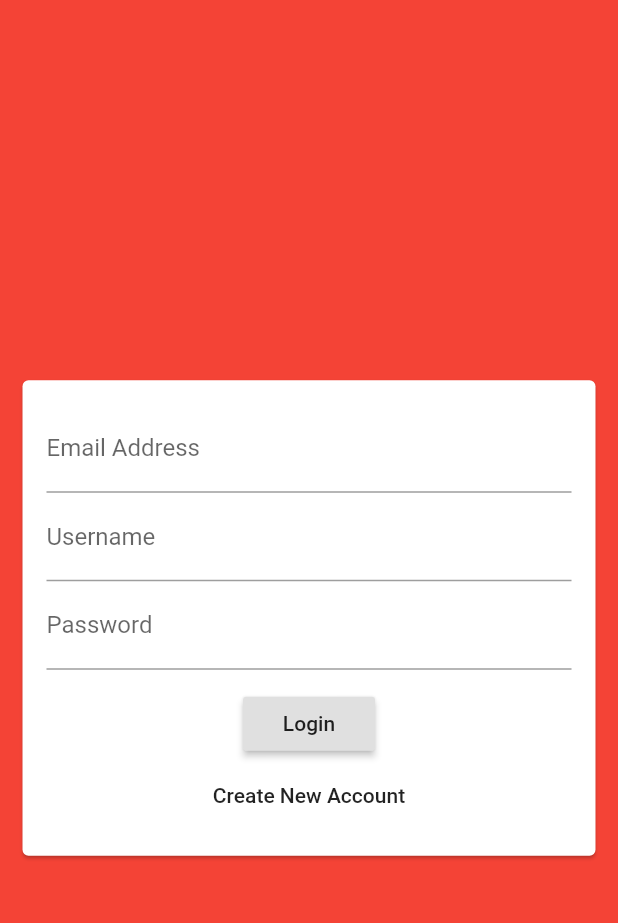
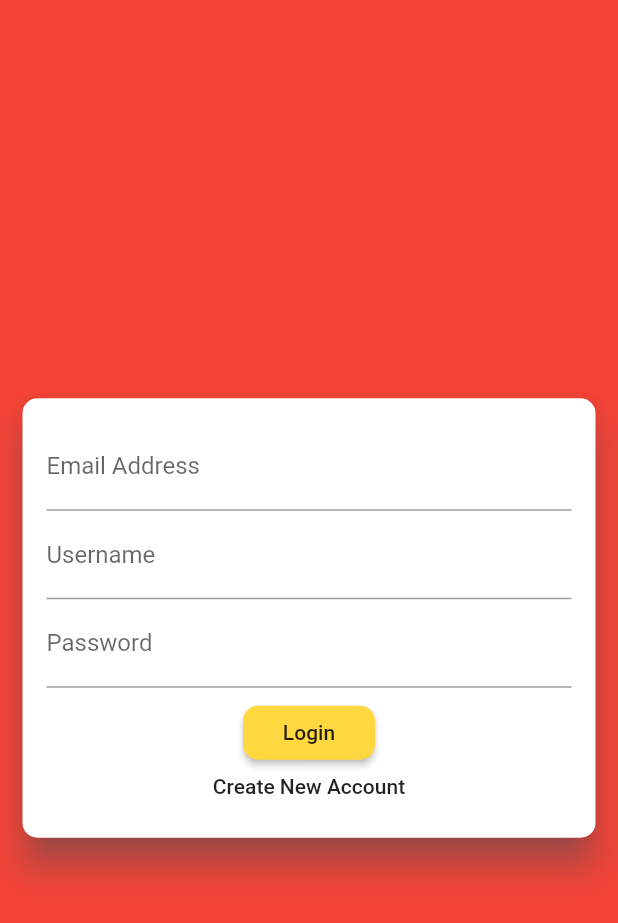
Before and after one commit to d4rk-lucif3r/chat_app, a Flutter app: the screen it shows after launch, on a phone screen of 412 x 824 dp. Shown: the top 923 px of the screen. Run offline on Flutter 3.47's test engine with Material 2 defaults, Android fonts, the phone set to English and light mode, and no system bars; our stand-ins replace cloud_firestore, firebase_core; accounts and stored records are empty.

Commit message:
Added ThemeData
Signed-off-by: Arsh Anwar <lucifer78908@gmail.com>

```diff
--- a/lib/main.dart
+++ b/lib/main.dart
@@ -17,6 +17,42 @@ class MyApp extends StatelessWidget {
       title: 'Chat App',
       theme: ThemeData(
         primarySwatch: Colors.red,
+        accentColor: Colors.amberAccent,
+        backgroundColor: Colors.black,
+        accentColorBrightness: Brightness.dark,
+        buttonTheme: ButtonThemeData(
+            buttonColor: Colors.amberAccent,
+            disabledColor: Colors.grey,
+            hoverColor: Colors.blueGrey,
+            shape: RoundedRectangleBorder(
+              borderRadius: BorderRadius.circular(10),
+            ),
+            textTheme: ButtonTextTheme.normal),
+        appBarTheme: AppBarTheme(
+          centerTitle: true,
+          color: Theme.of(context).primaryColor,
+          elevation: 10,
+          shadowColor: Colors.white10,
+        ),
+        cardTheme: CardTheme(
+          color: Colors.white,
+          shape:
+              RoundedRectangleBorder(borderRadius: BorderRadius.circular(10)),
+          elevation: 10,
+          shadowColor: Colors.blueGrey,
+          margin: const EdgeInsets.all(10),
+        ),
+        materialTapTargetSize: MaterialTapTargetSize.shrinkWrap,
+        dialogTheme: DialogTheme(
+          elevation: 10,
+          shape:
+              RoundedRectangleBorder(borderRadius: BorderRadius.circular(10)),
+        ),
+        textTheme: TextTheme(
+          headline1: TextStyle(
+            color: Colors.black,
+          ),
+        ),
       ),
       home: AuthScreen(),
     );
```
